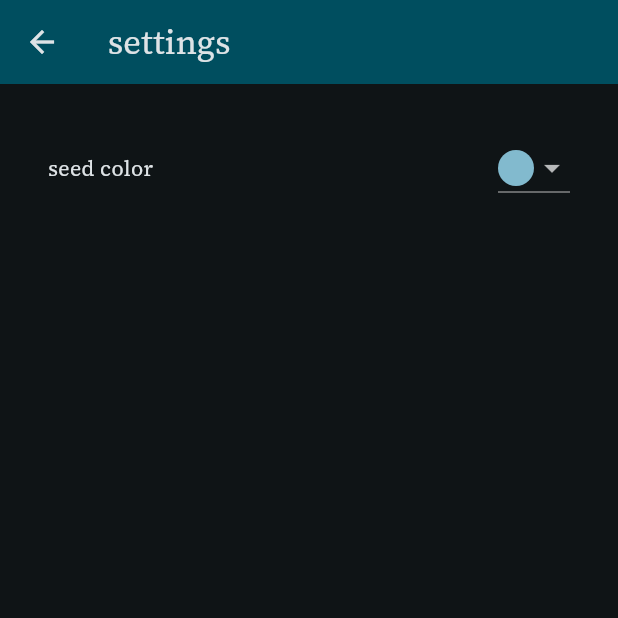
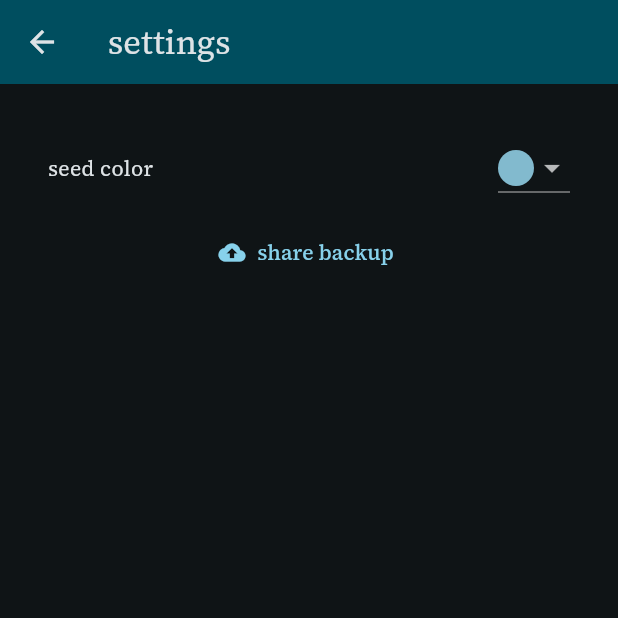
Before and after one commit to rlee2365/colora, a Flutter app: the screen it shows after launch, after a tap on the "settings" icon, on a phone screen of 412 x 824 dp, the top half of it. Run offline on Flutter 3.47's test engine with Material 3 defaults, Android fonts, the phone set to English and light mode, and no system bars; our stand-ins replace file_picker, google_fonts, objectbox, permission_handler, share_plus, shared_preferences; missing offline and left inert: audio_waveforms, flutter_archive, fuzzywuzzy, keyboard_visibility_pro; accounts and stored records are empty; generated files the repository leaves out were written again.

Commit message:
Backup saving

```diff
--- a/lib/core.dart
+++ b/lib/core.dart
@@ -1,3 +1,4 @@
+import 'package:colora/backup.dart';
 import 'package:colora/models.dart';
 import 'package:colora/objectbox.g.dart';
 import 'package:colora/settings.dart';
@@ -7,14 +8,17 @@ import 'package:path_provider/path_provider.dart';
 import 'package:path/path.dart' as p;
 
 class ColoraCore extends ChangeNotifier {
-  static const dbPath = 'colora.db';
+  static const dbDir = 'Colora';
   late final Store store;
   late final Box<Project> projectBox;
   late final Box<Section> sectionBox;
   List<Project> projects = [];
   final waveformCache = WaveformCache();
   late final ColoraSettings settings;
-  ColoraCore();
+  late final ColoraBackup backup;
+  ColoraCore() {
+    backup = ColoraBackup(this);
+  }
 
   Future<void> setup() async {
     settings = await ColoraSettings.load();
@@ -24,14 +28,14 @@ class ColoraCore extends ChangeNotifier {
 
   Future<void> setupObjectBox() async {
     final docsDir = await getApplicationDocumentsDirectory();
-    final store = await openStore(directory: p.join(docsDir.path, null));
+    final store = await openStore(directory: p.join(docsDir.path, dbDir));
     this.store = store;
     projectBox = store.box<Project>();
     sectionBox = store.box<Section>();
-    if (kDebugMode) {
-      projectBox.removeAll();
-      sectionBox.removeAll();
-    }
+    // if (kDebugMode) {
+    // projectBox.removeAll();
+    // sectionBox.removeAll();
+    // }
     await waveformCache.setup(store);
     loadFromObjectBox();
   }
--- a/lib/project_browser.dart
+++ b/lib/project_browser.dart
@@ -218,7 +218,7 @@ class _ProjectBrowserState extends State<ProjectBrowser> {
                     builder: (context) {
                       return ChangeNotifierProvider.value(
                           value: widget.core.settings,
-                          child: const SettingsRoute());
+                          child: SettingsRoute(core: widget.core));
                     },
                   ));
                 },
--- a/lib/settings.dart
+++ b/lib/settings.dart
@@ -1,6 +1,11 @@
+import 'package:colora/core.dart';
+import 'package:colora/utils.dart';
 import 'package:flutter/material.dart';
+import 'package:path_provider/path_provider.dart';
 import 'package:provider/provider.dart';
+import 'package:share_plus/share_plus.dart';
 import 'package:shared_preferences/shared_preferences.dart';
+import 'package:path/path.dart' as p;
 
 class ColoraSettings extends ChangeNotifier {
   static const String _keySeedColor = 'seedColor';
@@ -31,7 +36,8 @@ class ColoraSettings extends ChangeNotifier {
 }
 
 class SettingsRoute extends StatefulWidget {
-  const SettingsRoute({super.key});
+  final ColoraCore core;
+  const SettingsRoute({super.key, required this.core});
 
   @override
   SettingsRouteState createState() => SettingsRouteState();
@@ -80,8 +86,23 @@ class SettingsRouteState extends State<SettingsRoute> {
                           ))
                       .toList(),
                 ),
+                const SizedBox(height: 8.0),
               ],
             ),
+            const SizedBox(height: 8.0),
+            TextButton.icon(
+              icon: const Icon(Icons.backup),
+              label: const Text('share backup'),
+              onPressed: () async {
+                final docsDir = await getApplicationDocumentsDirectory();
+                final backupName =
+                    "colora-backup-${formatDateTimeForFilename()}.zip";
+                Share.shareXFiles([
+                  XFile(await widget.core.backup
+                      .createBackup(p.join(docsDir.path, backupName))),
+                ]);
+              },
+            )
           ],
         ),
       ),
--- a/lib/utils.dart
+++ b/lib/utils.dart
@@ -76,3 +76,9 @@ class FNV1aHasher {
     return _hash;
   }
 }
+
+String formatDateTimeForFilename() {
+  final now = DateTime.now();
+  final formatter = DateFormat('yyyyMMdd_HHmmss');
+  return formatter.format(now);
+}
--- a/pubspec.yaml
+++ b/pubspec.yaml
@@ -51,6 +51,7 @@ dependencies:
   fuzzywuzzy: ^1.2.0
   share_plus: ^10.1.1
   shared_preferences: ^2.3.2
+  flutter_archive: ^6.0.3
 
 dev_dependencies:
   flutter_test:
```
Also changed, not shown: lib/backup.dart (added, +43 -0 lines), pubspec.lock, 1 other file.
